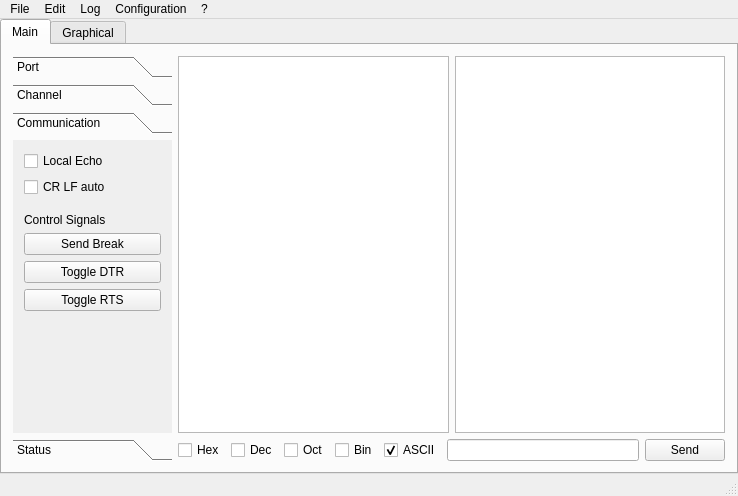
Before: the Qt Designer form src/mainwindow.ui in balsini/QCereal, drawn with Qt 5.
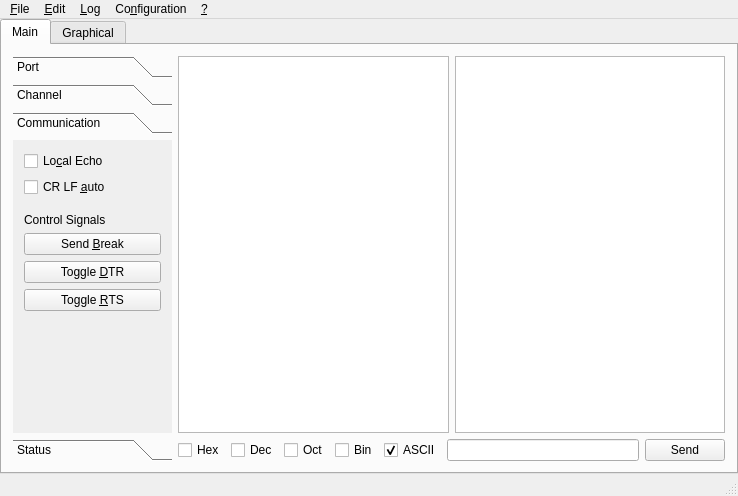
After: the same form once the commit is applied. The open tabs and pages were chosen to show the change.

Commit message: Forced definitions of underline keyboard shortcuts

What changed in the file:
```diff
--- a/src/mainwindow.ui
+++ b/src/mainwindow.ui
@@ -270,7 +270,7 @@
                <x>0</x>
                <y>0</y>
                <width>159</width>
-               <height>272</height>
+               <height>289</height>
               </rect>
              </property>
              <attribute name="label">
@@ -282,14 +282,14 @@
                 <item>
                  <widget class="QCheckBox" name="LocalEchoCheckBox">
                   <property name="text">
-                   <string>Local Echo</string>
+                   <string>Lo&amp;cal Echo</string>
                   </property>
                  </widget>
                 </item>
                 <item>
                  <widget class="QCheckBox" name="CR_LF_CheckBox">
                   <property name="text">
-                   <string>CR LF auto</string>
+                   <string>CR LF &amp;auto</string>
                   </property>
                  </widget>
                 </item>
@@ -319,21 +319,21 @@
                 <item>
                  <widget class="QPushButton" name="SendBreakButton">
                   <property name="text">
-                   <string>Send Break</string>
+                   <string>Send &amp;Break</string>
                   </property>
                  </widget>
                 </item>
                 <item>
                  <widget class="QPushButton" name="ToggleDTRButton">
                   <property name="text">
-                   <string>Toggle DTR</string>
+                   <string>Toggle &amp;DTR</string>
                   </property>
                  </widget>
                 </item>
                 <item>
                  <widget class="QPushButton" name="ToggleRTSButton">
                   <property name="text">
-                   <string>Toggle RTS</string>
+                   <string>Toggle &amp;RTS</string>
                   </property>
                  </widget>
                 </item>
@@ -675,7 +675,7 @@
    </property>
    <widget class="QMenu" name="menuFile">
     <property name="title">
-     <string>File</string>
+     <string>&amp;File</string>
     </property>
     <addaction name="actionClear_screen"/>
     <addaction name="separator"/>
@@ -686,13 +686,13 @@
    </widget>
    <widget class="QMenu" name="menu">
     <property name="title">
-     <string>?</string>
+     <string>&amp;?</string>
     </property>
     <addaction name="actionAbout"/>
    </widget>
    <widget class="QMenu" name="menuEdit">
     <property name="title">
-     <string>Edit</string>
+     <string>&amp;Edit</string>
     </property>
     <addaction name="actionCopy"/>
     <addaction name="actionCopy_All"/>
@@ -700,7 +700,7 @@
    </widget>
    <widget class="QMenu" name="menuLog">
     <property name="title">
-     <string>Log</string>
+     <string>&amp;Log</string>
     </property>
     <addaction name="actionTo_File"/>
     <addaction name="separator"/>
@@ -711,7 +711,7 @@
    </widget>
    <widget class="QMenu" name="menuConfiguration">
     <property name="title">
-     <string>Configuration</string>
+     <string>Co&amp;nfiguration</string>
     </property>
     <addaction name="actionLoad"/>
     <addaction name="actionSave"/>
```
Left out of the diff: 10 changed lines with no effect on the pictures.
